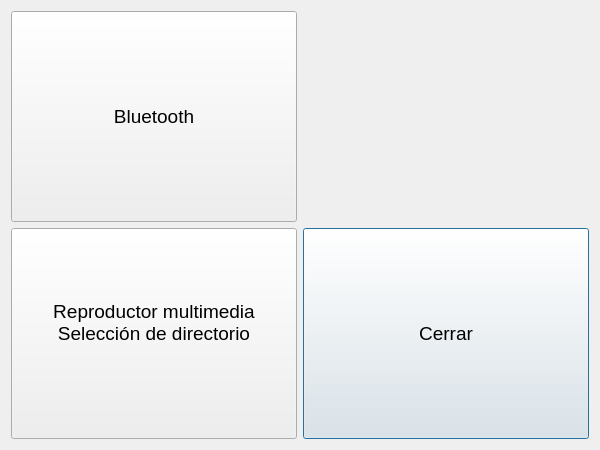
The window that settingsdialog.ui (Mandros7/EOG-Application) describes before a commit, drawn with Qt 5.
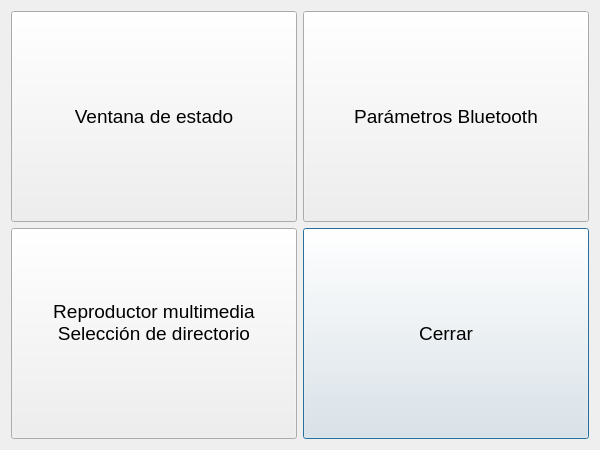
The same window after the commit.

Commit message:
Añadido diálogo de configuración Bluetooth
Se utiliza archivo de configuración tipo INI, los datos se leen del
archivo para que las cajas de selección reflejen el estado actual. Más
adelante el hilo de lectura de datos obtendrá la configuración a través
del archivo.

Patch:
```diff
--- a/settingsdialog.ui
+++ b/settingsdialog.ui
@@ -37,19 +37,6 @@
        </property>
       </widget>
      </item>
-     <item row="0" column="1">
-      <spacer name="verticalSpacer_2">
-       <property name="orientation">
-        <enum>Qt::Vertical</enum>
-       </property>
-       <property name="sizeHint" stdset="0">
-        <size>
-         <width>20</width>
-         <height>40</height>
-        </size>
-       </property>
-      </spacer>
-     </item>
      <item row="2" column="0">
       <widget class="QPushButton" name="playerSettingsButton">
        <property name="sizePolicy">
@@ -84,7 +71,25 @@
         </font>
        </property>
        <property name="text">
-        <string>Bluetooth</string>
+        <string>Ventana de estado</string>
+       </property>
+      </widget>
+     </item>
+     <item row="0" column="1">
+      <widget class="QPushButton" name="parametersButton">
+       <property name="sizePolicy">
+        <sizepolicy hsizetype="MinimumExpanding" vsizetype="MinimumExpanding">
+         <horstretch>0</horstretch>
+         <verstretch>0</verstretch>
+        </sizepolicy>
+       </property>
+       <property name="font">
+        <font>
+         <pointsize>14</pointsize>
+        </font>
+       </property>
+       <property name="text">
+        <string>Parámetros Bluetooth</string>
        </property>
       </widget>
      </item>
```
Left out of the diff: 2 changed lines with no effect on the pictures. The commit also changes 7 other files.
